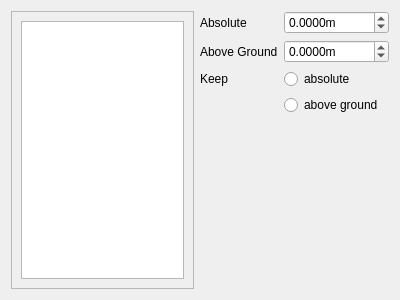
Before: the Qt Designer form src/gui/widgets/GraphicalNavigation/graphicalnavigationwidget.ui in phresnel/picogen, drawn with Qt 5.
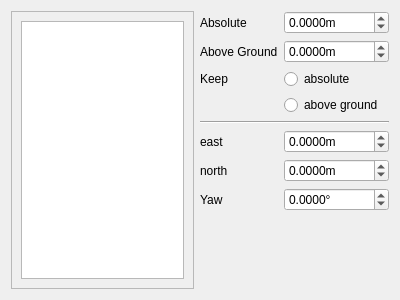
After: the same form once the commit is applied.

Diff of the .ui file:
```diff
--- a/src/gui/widgets/GraphicalNavigation/graphicalnavigationwidget.ui
+++ b/src/gui/widgets/GraphicalNavigation/graphicalnavigationwidget.ui
@@ -48,6 +48,9 @@
    </item>
    <item>
     <layout class="QFormLayout" name="formLayout">
+     <property name="fieldGrowthPolicy">
+      <enum>QFormLayout::AllNonFixedFieldsGrow</enum>
+     </property>
      <item row="0" column="0">
       <widget class="QLabel" name="label">
        <property name="text">
@@ -94,24 +97,103 @@
        </property>
       </widget>
      </item>
+     <item row="2" column="0">
+      <widget class="QLabel" name="label_3">
+       <property name="text">
+        <string>Keep</string>
+       </property>
+      </widget>
+     </item>
      <item row="2" column="1">
-      <widget class="QRadioButton" name="radioButton">
+      <widget class="QRadioButton" name="keepAbsolute">
        <property name="text">
         <string>absolute</string>
        </property>
       </widget>
      </item>
      <item row="3" column="1">
-      <widget class="QRadioButton" name="radioButton_2">
+      <widget class="QRadioButton" name="keepRelative">
        <property name="text">
         <string>above ground</string>
        </property>
       </widget>
      </item>
-     <item row="2" column="0">
-      <widget class="QLabel" name="label_3">
+     <item row="4" column="0" colspan="2">
+      <widget class="Line" name="line">
+       <property name="orientation">
+        <enum>Qt::Horizontal</enum>
+       </property>
+      </widget>
+     </item>
+     <item row="5" column="0">
+      <widget class="QLabel" name="label_4">
        <property name="text">
-        <string>Keep</string>
+        <string>east</string>
+       </property>
+      </widget>
+     </item>
+     <item row="5" column="1">
+      <widget class="QDoubleSpinBox" name="east">
+       <property name="suffix">
+        <string>m</string>
+       </property>
+       <property name="decimals">
+        <number>4</number>
+       </property>
+       <property name="minimum">
+        <double>-99999.000000000000000</double>
+       </property>
+       <property name="maximum">
+        <double>99999.000000000000000</double>
+       </property>
+      </widget>
+     </item>
+     <item row="6" column="0">
+      <widget class="QLabel" name="label_5">
+       <property name="text">
+        <string>north</string>
+       </property>
+      </widget>
+     </item>
+     <item row="6" column="1">
+      <widget class="QDoubleSpinBox" name="north">
+       <property name="suffix">
+        <string>m</string>
+       </property>
+       <property name="decimals">
+        <number>4</number>
+       </property>
+       <property name="minimum">
+        <double>-99999.000000000000000</double>
+       </property>
+       <property name="maximum">
+        <double>99999.000000000000000</double>
+       </property>
+      </widget>
+     </item>
+     <item row="7" column="1">
+      <widget class="QDoubleSpinBox" name="yaw">
+       <property name="wrapping">
+        <bool>true</bool>
+       </property>
+       <property name="suffix">
+        <string>°</string>
+       </property>
+       <property name="decimals">
+        <number>4</number>
+       </property>
+       <property name="minimum">
+        <double>0.000000000000000</double>
+       </property>
+       <property name="maximum">
+        <double>359.999900000000025</double>
+       </property>
+      </widget>
+     </item>
+     <item row="7" column="0">
+      <widget class="QLabel" name="label_11">
+       <property name="text">
+        <string>Yaw</string>
        </property>
       </widget>
      </item>
```
